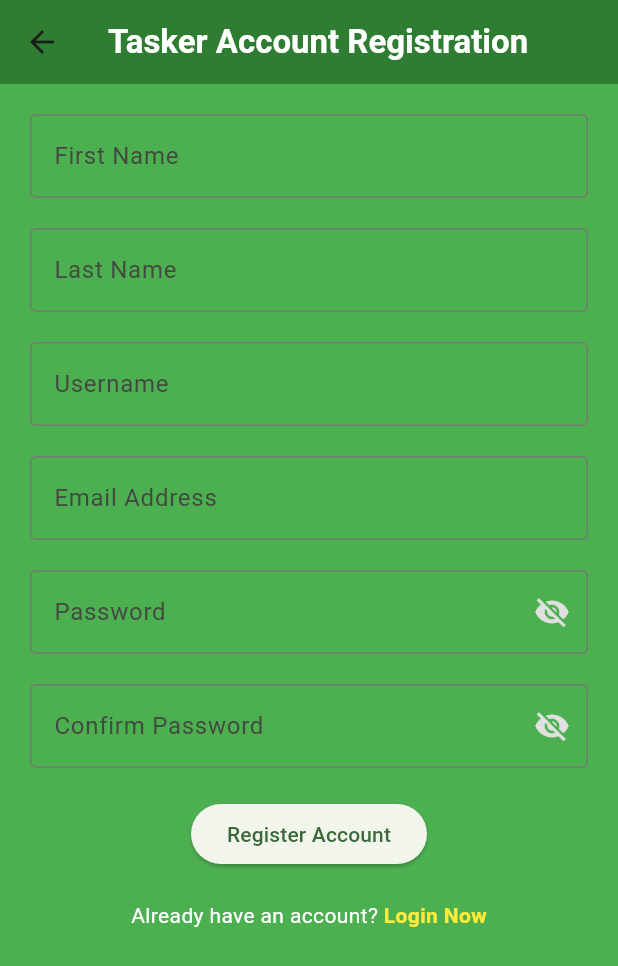
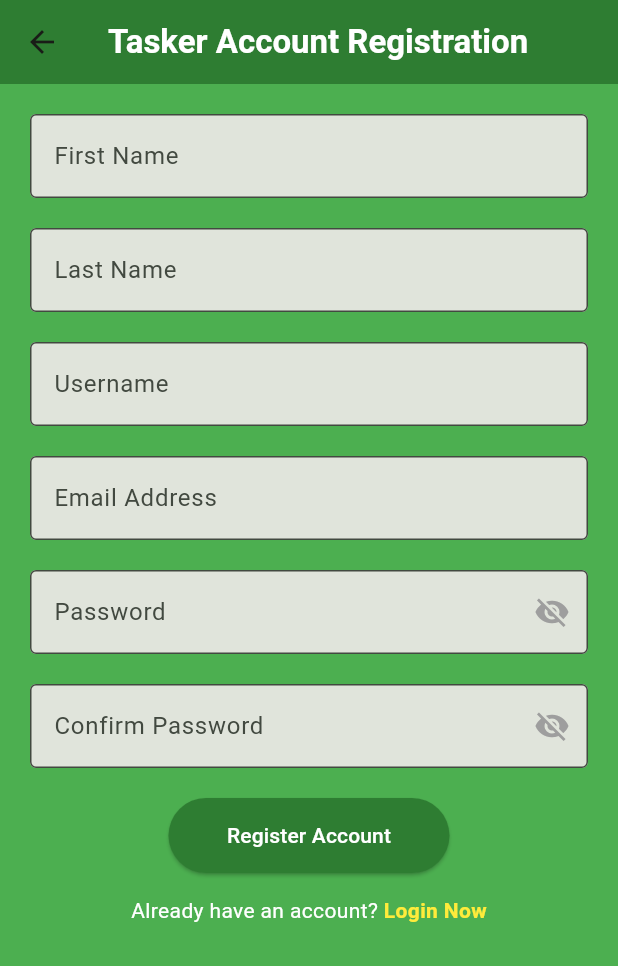
Before and after one commit to fc891/TaskLocal, a Flutter app: the TaskerRegistration screen opened by its route, on a phone screen of 412 x 824 dp. Shown: the top 966 px of the screen. Run offline on Flutter 3.47's test engine with Material 3 defaults, Android fonts, the phone set to English and light mode, and no system bars; our stand-ins replace cloud_firestore, firebase_auth, firebase_core; missing offline and left inert: dart:ffi, mongo_dart; accounts and stored records are empty; network calls fail.

Commit message:
Updated the code file for login and register

```diff
--- a/lib/screens/authorization/tasker_login.dart
+++ b/lib/screens/authorization/tasker_login.dart
@@ -57,7 +57,7 @@ class _TaskerLogin extends State<TaskerLogin> {
       }
     }
   }
-
+  // Richard's code
   // convenient method to display error message
   void showErrorMessage(String message) {
     showDialog(
@@ -75,12 +75,7 @@ class _TaskerLogin extends State<TaskerLogin> {
     return Scaffold(
       backgroundColor: Colors.green[500],
       appBar: AppBar(
-        title: Text('Tasker Login',
-                  style: TextStyle(
-                    color: Colors.white,
-                    // fontSize: 25,
-                    fontWeight: FontWeight.w600,
-                  )),
+        title: Text('Tasker Login', style: TextStyle( color: Colors.white,fontWeight: FontWeight.w600,)),
         centerTitle: true,
         backgroundColor: Colors.green[800],
         // Richard's code
@@ -186,7 +181,7 @@ class _TaskerLogin extends State<TaskerLogin> {
                       backgroundColor: Colors.green[800],
                     ),
                     child: Padding(
-                      padding: const EdgeInsets.symmetric(horizontal: 30.0),
+                      padding: const EdgeInsets.symmetric(horizontal: 30.0, vertical: 15),
                       child: Text("Login", style: TextStyle(color: Colors.white)),
                     ),
                   ),
--- a/lib/screens/authorization/tasker_login_register.dart
+++ b/lib/screens/authorization/tasker_login_register.dart
@@ -1,5 +1,6 @@
+// Contributors: Richard N.
+
 import 'package:flutter/material.dart';
-
 import 'tasker_login.dart';
 import 'tasker_registration.dart';
 
--- a/lib/screens/authorization/tasker_registration.dart
+++ b/lib/screens/authorization/tasker_registration.dart
@@ -107,6 +107,9 @@ class _TaskerRegistrationState extends State<TaskerRegistration> {
                   decoration: InputDecoration(
                     labelText: "First Name",
                     border: OutlineInputBorder(),
+                    // Richard's code for TextField's background color
+                    filled: true,
+                    fillColor: Colors.grey[250],
                   ),
                 ),
               ),
@@ -119,6 +122,9 @@ class _TaskerRegistrationState extends State<TaskerRegistration> {
                   decoration: InputDecoration(
                     labelText: "Last Name",
                     border: OutlineInputBorder(),
+                    // Richard's code for TextField's background color
+                    filled: true,
+                    fillColor: Colors.grey[250],
                   ),
                 ),
               ),
@@ -131,6 +137,9 @@ class _TaskerRegistrationState extends State<TaskerRegistration> {
                   decoration: InputDecoration(
                     labelText: "Username",
                     border: OutlineInputBorder(),
+                    // Richard's code for TextField's background color
+                    filled: true,
+                    fillColor: Colors.grey[250],
                   ),
                 ),
               ),
@@ -143,6 +152,9 @@ class _TaskerRegistrationState extends State<TaskerRegistration> {
                   decoration: InputDecoration(
                     labelText: "Email Address",
                     border: OutlineInputBorder(),
+                    // Richard's code for TextField's background color
+                    filled: true,
+                    fillColor: Colors.grey[250],
                   ),
                 ),
               ),
@@ -156,10 +168,13 @@ class _TaskerRegistrationState extends State<TaskerRegistration> {
                   decoration: InputDecoration(
                     labelText: "Password",
                     border: OutlineInputBorder(),
+                    // Richard's code for TextField's background color
+                    filled: true,
+                    fillColor: Colors.grey[250],
                     suffixIcon: IconButton(
                       icon: Icon(
                         _isPasswordVisible ? Icons.visibility : Icons.visibility_off,
-                        color: Colors.grey[300],
+                        color: Colors.grey[500],
                       ),
                       onPressed: () {
                         setState(() {
@@ -180,10 +195,13 @@ class _TaskerRegistrationState extends State<TaskerRegistration> {
                   decoration: InputDecoration(
                     labelText: "Confirm Password",
                     border: OutlineInputBorder(),
+                    // Richard's code for TextField's background color
+                    filled: true,
+                    fillColor: Colors.grey[250],
                     suffixIcon: IconButton(
                       icon: Icon(
                         _isConfirmPasswordVisible ? Icons.visibility : Icons.visibility_off,
-                        color: Colors.grey[300],
+                        color: Colors.grey[500],
                       ),
                       onPressed: () {
                         setState(() {
@@ -195,16 +213,19 @@ class _TaskerRegistrationState extends State<TaskerRegistration> {
                 ),
               ),
               SizedBox(height: 20),
-              Padding(
-                padding: const EdgeInsets.symmetric(horizontal: 20),
-                child: Center(
-                  child: ElevatedButton(
-                    onPressed: signUserUp,
-                    child: Text("Register Account"),
+              Center(
+                child: ElevatedButton(
+                  style: ElevatedButton.styleFrom(
+                    backgroundColor: Colors.green[800],
+                  ),
+                  onPressed: signUserUp,
+                  child: Padding(
+                    padding: const EdgeInsets.all(15.0),
+                    child: Text("Register Account", style: TextStyle(color: Colors.white)),
                   ),
                 ),
               ),
-              SizedBox(height: 20),
+              SizedBox(height: 15),
               // Richard's code where it allows users to go back to login page
               Row(
                   mainAxisAlignment: MainAxisAlignment.center,
@@ -229,28 +250,3 @@ class _TaskerRegistrationState extends State<TaskerRegistration> {
     );
   }
 }
-
-  // No longer using MongoDB
-  // Future<void> _insertTaskerData(String fname, String lname, String username,
-  //     String address, String password) async {
-  //   var _id = mongo_dart.ObjectId();
-  //   final data = Mongodbmodelcustomer(
-  //       id: _id,
-  //       firstName: fname,
-  //       lastName: lname,
-  //       username: username,
-  //       address: address,
-  //       password: password);
-  //   var result = await MongoConnection.insertCustomerData(data);
-  //   ScaffoldMessenger.of(context)
-  //       .showSnackBar(SnackBar(content: Text("Inserted ID " + _id.$oid)));
-  //   _clearAll();
-  // }
-
-  // void _clearAll() {
-  //   fnameController.text = '';
-  //   lnameController.text = '';
-  //   usernameController.text = '';
-  //   addressController.text = '';
-  //   passwordController.text = '';
-  // }
```
